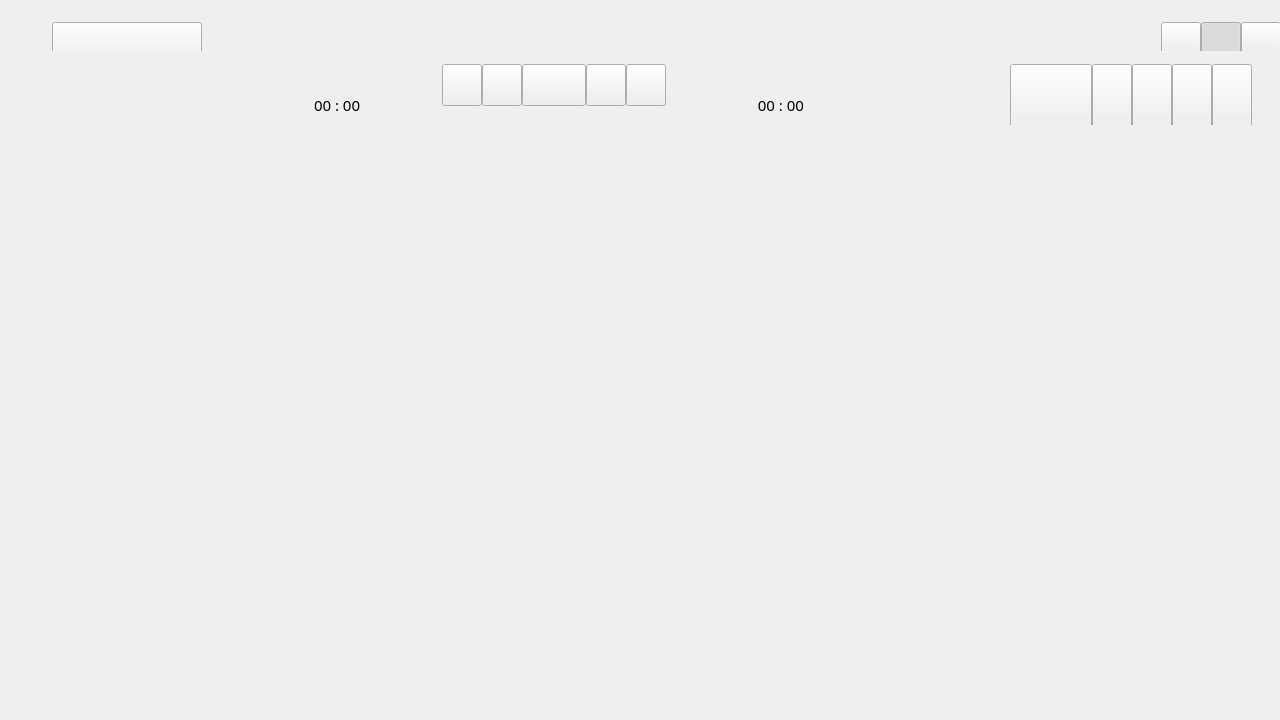
Above: Everlasting/UI/GMMainWindow.ui from LiuSocket/EVERLASTING before the change. Below: the same form after it.
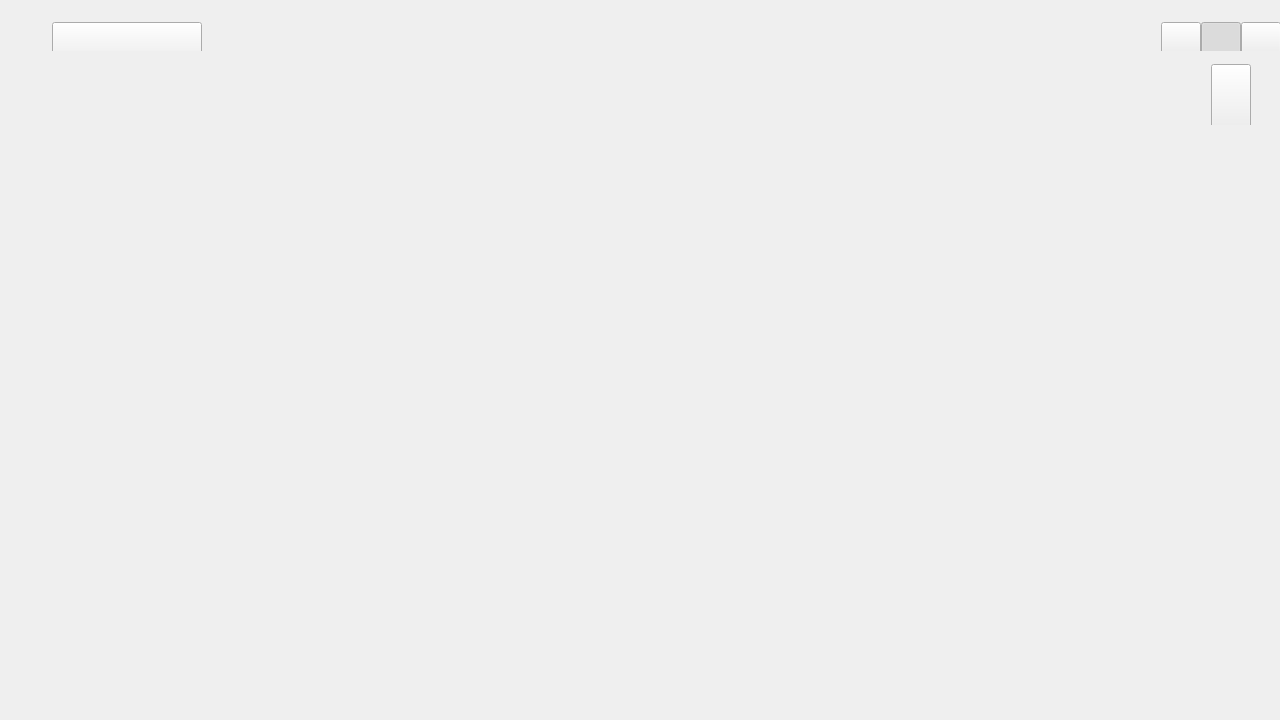
That is the form after the change.

Commit message: 提交测试

Patch:
```diff
--- a/Everlasting/UI/GMMainWindow.ui
+++ b/Everlasting/UI/GMMainWindow.ui
@@ -311,175 +311,7 @@
          <property name="spacing">
           <number>0</number>
          </property>
-         <item row="0" column="17" rowspan="3">
-          <widget class="QPushButton" name="listBtn">
-           <property name="sizePolicy">
-            <sizepolicy hsizetype="Fixed" vsizetype="Fixed">
-             <horstretch>0</horstretch>
-             <verstretch>0</verstretch>
-            </sizepolicy>
-           </property>
-           <property name="minimumSize">
-            <size>
-             <width>40</width>
-             <height>64</height>
-            </size>
-           </property>
-           <property name="maximumSize">
-            <size>
-             <width>40</width>
-             <height>64</height>
-            </size>
-           </property>
-           <property name="mouseTracking">
-            <bool>true</bool>
-           </property>
-           <property name="toolTip">
-            <string>播放列表</string>
-           </property>
-           <property name="text">
-            <string/>
-           </property>
-           <property name="checkable">
-            <bool>true</bool>
-           </property>
-          </widget>
-         </item>
-         <item row="0" column="6" rowspan="2">
-          <widget class="QPushButton" name="lastBtn">
-           <property name="sizePolicy">
-            <sizepolicy hsizetype="Fixed" vsizetype="Fixed">
-             <horstretch>0</horstretch>
-             <verstretch>0</verstretch>
-            </sizepolicy>
-           </property>
-           <property name="minimumSize">
-            <size>
-             <width>40</width>
-             <height>42</height>
-            </size>
-           </property>
-           <property name="maximumSize">
-            <size>
-             <width>40</width>
-             <height>42</height>
-            </size>
-           </property>
-           <property name="toolTip">
-            <string>上一首</string>
-           </property>
-           <property name="text">
-            <string/>
-           </property>
-          </widget>
-         </item>
-         <item row="0" column="9" rowspan="2">
-          <widget class="QPushButton" name="nextBtn_2">
-           <property name="sizePolicy">
-            <sizepolicy hsizetype="Fixed" vsizetype="Fixed">
-             <horstretch>0</horstretch>
-             <verstretch>0</verstretch>
-            </sizepolicy>
-           </property>
-           <property name="minimumSize">
-            <size>
-             <width>40</width>
-             <height>42</height>
-            </size>
-           </property>
-           <property name="maximumSize">
-            <size>
-             <width>40</width>
-             <height>42</height>
-            </size>
-           </property>
-           <property name="toolTip">
-            <string>下一首</string>
-           </property>
-           <property name="text">
-            <string/>
-           </property>
-          </widget>
-         </item>
-         <item row="0" column="18" rowspan="3">
-          <widget class="QPushButton" name="fullScreenBtn">
-           <property name="sizePolicy">
-            <sizepolicy hsizetype="Fixed" vsizetype="Fixed">
-             <horstretch>0</horstretch>
-             <verstretch>0</verstretch>
-            </sizepolicy>
-           </property>
-           <property name="minimumSize">
-            <size>
-             <width>40</width>
-             <height>64</height>
-            </size>
-           </property>
-           <property name="maximumSize">
-            <size>
-             <width>40</width>
-             <height>64</height>
-            </size>
-           </property>
-           <property name="mouseTracking">
-            <bool>true</bool>
-           </property>
-           <property name="toolTip">
-            <string>全屏</string>
-           </property>
-           <property name="text">
-            <string/>
-           </property>
-          </widget>
-         </item>
-         <item row="0" column="7" rowspan="2">
-          <widget class="QPushButton" name="playBtn">
-           <property name="sizePolicy">
-            <sizepolicy hsizetype="Fixed" vsizetype="Fixed">
-             <horstretch>0</horstretch>
-             <verstretch>0</verstretch>
-            </sizepolicy>
-           </property>
-           <property name="minimumSize">
-            <size>
-             <width>64</width>
-             <height>42</height>
-            </size>
-           </property>
-           <property name="maximumSize">
-            <size>
-             <width>64</width>
-             <height>42</height>
-            </size>
-           </property>
-           <property name="toolTip">
-            <string>播放/暂停</string>
-           </property>
-           <property name="text">
-            <string/>
-           </property>
-           <property name="checkable">
-            <bool>true</bool>
-           </property>
-          </widget>
-         </item>
-         <item row="0" column="19" rowspan="3">
-          <spacer name="horizontalSpacer_4">
-           <property name="orientation">
-            <enum>Qt::Horizontal</enum>
-           </property>
-           <property name="sizeType">
-            <enum>QSizePolicy::Fixed</enum>
-           </property>
-           <property name="sizeHint" stdset="0">
-            <size>
-             <width>20</width>
-             <height>64</height>
-            </size>
-           </property>
-          </spacer>
-         </item>
-         <item row="0" column="0" rowspan="3">
+         <item row="0" column="0" rowspan="2">
           <spacer name="horizontalSpacer_7">
            <property name="orientation">
             <enum>Qt::Horizontal</enum>
@@ -496,35 +328,23 @@
           </spacer>
          </item>
          <item row="0" column="5" rowspan="2">
-          <widget class="QPushButton" name="lastBtn_2">
-           <property name="sizePolicy">
-            <sizepolicy hsizetype="Fixed" vsizetype="Fixed">
-             <horstretch>0</horstretch>
-             <verstretch>0</verstretch>
-            </sizepolicy>
+          <spacer name="horizontalSpacer_4">
+           <property name="orientation">
+            <enum>Qt::Horizontal</enum>
            </property>
-           <property name="minimumSize">
-            <size>
-             <width>40</width>
-             <height>42</height>
-            </size>
+           <property name="sizeType">
+            <enum>QSizePolicy::Fixed</enum>
            </property>
-           <property name="maximumSize">
+           <property name="sizeHint" stdset="0">
             <size>
-             <width>40</width>
-             <height>42</height>
+             <width>20</width>
+             <height>64</height>
             </size>
            </property>
-           <property name="toolTip">
-            <string>上一首</string>
-           </property>
-           <property name="text">
-            <string/>
-           </property>
-          </widget>
+          </spacer>
          </item>
-         <item row="0" column="8" rowspan="2">
-          <widget class="QPushButton" name="nextBtn">
+         <item row="0" column="4" rowspan="2">
+          <widget class="QPushButton" name="fullScreenBtn">
            <property name="sizePolicy">
             <sizepolicy hsizetype="Fixed" vsizetype="Fixed">
              <horstretch>0</horstretch>
@@ -534,13 +354,13 @@
            <property name="minimumSize">
             <size>
              <width>40</width>
-             <height>42</height>
+             <height>64</height>
             </size>
            </property>
            <property name="maximumSize">
             <size>
              <width>40</width>
-             <height>42</height>
+             <height>64</height>
             </size>
            </property>
            <property name="toolTip">
@@ -551,7 +371,7 @@
            </property>
           </widget>
          </item>
-         <item row="0" column="2" rowspan="3">
+         <item row="0" column="2" rowspan="2">
           <spacer name="horizontalSpacer_6">
            <property name="orientation">
             <enum>Qt::Horizontal</enum>
@@ -567,111 +387,7 @@
            </property>
           </spacer>
          </item>
-         <item row="0" column="10" rowspan="2" colspan="2">
-          <spacer name="horizontalSpacer_5">
-           <property name="orientation">
-            <enum>Qt::Horizontal</enum>
-           </property>
-           <property name="sizeHint" stdset="0">
-            <size>
-             <width>138</width>
-             <height>20</height>
-            </size>
-           </property>
-          </spacer>
-         </item>
-         <item row="0" column="12" rowspan="3">
-          <spacer name="horizontalSpacer_2">
-           <property name="orientation">
-            <enum>Qt::Horizontal</enum>
-           </property>
-           <property name="sizeType">
-            <enum>QSizePolicy::Expanding</enum>
-           </property>
-           <property name="sizeHint" stdset="0">
-            <size>
-             <width>70</width>
-             <height>61</height>
-            </size>
-           </property>
-          </spacer>
-         </item>
-         <item row="0" column="3" rowspan="2" colspan="2">
-          <spacer name="horizontalSpacer_3">
-           <property name="orientation">
-            <enum>Qt::Horizontal</enum>
-           </property>
-           <property name="sizeHint" stdset="0">
-            <size>
-             <width>128</width>
-             <height>20</height>
-            </size>
-           </property>
-          </spacer>
-         </item>
-         <item row="0" column="16" rowspan="3">
-          <widget class="QPushButton" name="volumeBtn">
-           <property name="sizePolicy">
-            <sizepolicy hsizetype="Fixed" vsizetype="Fixed">
-             <horstretch>0</horstretch>
-             <verstretch>0</verstretch>
-            </sizepolicy>
-           </property>
-           <property name="minimumSize">
-            <size>
-             <width>40</width>
-             <height>64</height>
-            </size>
-           </property>
-           <property name="maximumSize">
-            <size>
-             <width>40</width>
-             <height>64</height>
-            </size>
-           </property>
-           <property name="mouseTracking">
-            <bool>true</bool>
-           </property>
-           <property name="toolTip">
-            <string>音量</string>
-           </property>
-           <property name="text">
-            <string/>
-           </property>
-           <property name="checkable">
-            <bool>true</bool>
-           </property>
-          </widget>
-         </item>
-         <item row="0" column="13" rowspan="3">
-          <widget class="QPushButton" name="newBtn">
-           <property name="sizePolicy">
-            <sizepolicy hsizetype="Fixed" vsizetype="Fixed">
-             <horstretch>0</horstretch>
-             <verstretch>0</verstretch>
-            </sizepolicy>
-           </property>
-           <property name="minimumSize">
-            <size>
-             <width>82</width>
-             <height>64</height>
-            </size>
-           </property>
-           <property name="maximumSize">
-            <size>
-             <width>160</width>
-             <height>64</height>
-            </size>
-           </property>
-           <property name="mouseTracking">
-            <bool>true</bool>
-           </property>
-           <property name="text">
-            <string/>
-           </property>
-          </widget>
-         </item>
-         <item row="0" column="1" rowspan="3">
+         <item row="0" column="1" rowspan="2">
           <widget class="QLabel" name="audioImgLab">
            <property name="sizePolicy">
             <sizepolicy hsizetype="Fixed" vsizetype="Preferred">
@@ -699,41 +415,7 @@
            </property>
           </widget>
          </item>
-         <item row="0" column="15" rowspan="3">
-          <widget class="QPushButton" name="managerBtn">
-           <property name="sizePolicy">
-            <sizepolicy hsizetype="Fixed" vsizetype="Fixed">
-             <horstretch>0</horstretch>
-             <verstretch>0</verstretch>
-            </sizepolicy>
-           </property>
-           <property name="minimumSize">
-            <size>
-             <width>40</width>
-             <height>64</height>
-            </size>
-           </property>
-           <property name="maximumSize">
-            <size>
-             <width>40</width>
-             <height>64</height>
-            </size>
-           </property>
-           <property name="mouseTracking">
-            <bool>true</bool>
-           </property>
-           <property name="toolTip">
-            <string>项目控制</string>
-           </property>
-           <property name="text">
-            <string/>
-           </property>
-           <property name="checkable">
-            <bool>true</bool>
-           </property>
-          </widget>
-         </item>
-         <item row="3" column="0" colspan="20">
+         <item row="2" column="0" colspan="6">
           <spacer name="bottomEdge">
            <property name="orientation">
             <enum>Qt::Vertical</enum>
@@ -749,75 +431,6 @@
            </property>
           </spacer>
          </item>
-         <item row="2" column="11">
-          <widget class="QLabel" name="timeAllLab">
-           <property name="sizePolicy">
-            <sizepolicy hsizetype="Fixed" vsizetype="Fixed">
-             <horstretch>0</horstretch>
-             <verstretch>0</verstretch>
-            </sizepolicy>
-           </property>
-           <property name="minimumSize">
-            <size>
-             <width>60</width>
-             <height>22</height>
-            </size>
-           </property>
-           <property name="maximumSize">
-            <size>
-             <width>60</width>
-             <height>22</height>
-            </size>
-           </property>
-           <property name="font">
-            <font>
-             <pointsize>11</pointsize>
-            </font>
-           </property>
-           <property name="toolTip">
-            <string>总时长</string>
-           </property>
-           <property name="text">
-            <string>00 : 00</string>
-           </property>
-           <property name="alignment">
-            <set>Qt::AlignRight|Qt::AlignTrailing|Qt::AlignVCenter</set>
-           </property>
-          </widget>
-         </item>
-         <item row="2" column="3">
-          <widget class="QLabel" name="timePassedLab">
-           <property name="sizePolicy">
-            <sizepolicy hsizetype="Fixed" vsizetype="Fixed">
-             <horstretch>0</horstretch>
-             <verstretch>0</verstretch>
-            </sizepolicy>
-           </property>
-           <property name="minimumSize">
-            <size>
-             <width>60</width>
-             <height>22</height>
-            </size>
-           </property>
-           <property name="maximumSize">
-            <size>
-             <width>60</width>
-             <height>22</height>
-            </size>
-           </property>
-           <property name="font">
-            <font>
-             <pointsize>11</pointsize>
-            </font>
-           </property>
-           <property name="toolTip">
-            <string>已播时间</string>
-           </property>
-           <property name="text">
-            <string>00 : 00</string>
-           </property>
-          </widget>
-         </item>
         </layout>
        </widget>
       </widget>
```
Left out of the diff: 13 changed lines with no effect on the pictures. The commit also changes 2 other files.
